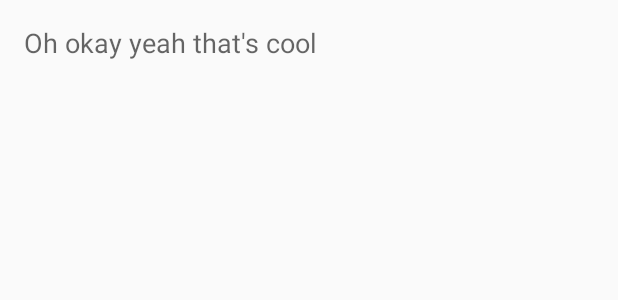
After one commit to rossch/GV-maps, an Android app: the layout fragment_slide_activity.xml on its own in the app's theme, with its tools: preview values and no code run, on a phone screen of 412 x 824 dp. The commit adds this screen. Shown: the top 300 px of the screen. Run offline under Robolectric (Android 15) with nearby library versions, the phone set to English and light mode, and no system bars.

Commit message:
Initial slideshow commit.. needs testing on real device bc my computer can't handle the emulator I guess

```diff
--- a/app/build.gradle
+++ b/app/build.gradle
@@ -21,8 +21,9 @@ android {
 
 dependencies {
     compile fileTree(dir: 'libs', include: ['*.jar'])
-    compile 'com.android.support:appcompat-v7:23.0.1'
-    compile 'com.google.android.gms:play-services:7.8.0'
+    compile 'com.android.support:appcompat-v7:23.1.1'
+    compile 'com.google.android.gms:play-services:8.3.0'
     compile 'com.parse.bolts:bolts-android:1.+'
     compile 'com.parse:parse-android:1.+'
+    compile 'com.android.support:support-v4:23.1.1'
 }
--- a/app/src/main/java/com/example/rossch/gv_maps/MainActivity.java
+++ b/app/src/main/java/com/example/rossch/gv_maps/MainActivity.java
@@ -52,4 +52,9 @@ public class MainActivity extends AppCompatActivity {
         Intent intent = new Intent(this, NavMenu.class);
         startActivity(intent);
     }
+
+    public void goToSlide(View view) {
+        Intent intent = new Intent(this, SlideActivityFragment.class);
+        startActivity(intent);
+    }
 }
--- a/app/src/main/java/com/example/rossch/gv_maps/MapsActivity.java
+++ b/app/src/main/java/com/example/rossch/gv_maps/MapsActivity.java
@@ -18,6 +18,7 @@ import com.google.android.gms.maps.GoogleMap;
 import com.google.android.gms.maps.SupportMapFragment;
 import com.google.android.gms.maps.model.BitmapDescriptorFactory;
 import com.google.android.gms.maps.model.CameraPosition;
+import com.google.android.gms.maps.model.GroundOverlayOptions;
 import com.google.android.gms.maps.model.LatLng;
 import com.google.android.gms.maps.model.LatLngBounds;
 import com.google.android.gms.maps.model.MarkerOptions;
@@ -104,6 +105,7 @@ public class MapsActivity extends FragmentActivity {
     private void setUpMap() {
         // add GV campus marker
         LatLng gv_coords = new LatLng(42.963036, -85.891823);
+
         gvMap.addMarker(new MarkerOptions().position(gv_coords).title("GV"));
 
         // set Mackinaw building bounds
@@ -111,8 +113,10 @@ public class MapsActivity extends FragmentActivity {
         LatLng mack_sw = new LatLng(42.965859, -85.887925);
         mackinawBounds = new LatLngBounds(mack_sw, mack_ne);
 
+
+
         // create building sections
-        createBuildingSections();
+        //createBuildingSections();
 
         // add Mackinaw building section markers
         //addMackinacBuildingSectionMarkers();
--- /dev/null
+++ b/app/src/main/res/layout/activity_slideshow_nav.xml
@@ -0,0 +1,5 @@
+<android.support.v4.view.ViewPager
+    xmlns:android="http://schemas.android.com/apk/res/android"
+    android:id="@+id/pager"
+    android:layout_width="match_parent"
+    android:layout_height="match_parent" />
--- /dev/null
+++ b/app/src/main/res/layout/fragment_slide_activity.xml
@@ -0,0 +1,13 @@
+<!-- fragment_screen_slide_page.xml -->
+<ScrollView xmlns:android="http://schemas.android.com/apk/res/android"
+    android:id="@+id/content"
+    android:layout_width="match_parent"
+    android:layout_height="match_parent" >
+
+    <TextView style="?android:textAppearanceMedium"
+        android:padding="16dp"
+        android:lineSpacingMultiplier="1.2"
+        android:layout_width="match_parent"
+        android:layout_height="wrap_content"
+        android:text="Oh okay yeah that's cool" />
+</ScrollView>
--- a/app/src/main/res/values/strings.xml
+++ b/app/src/main/res/values/strings.xml
@@ -17,4 +17,7 @@
     <string name="action_example">Example action</string>
     <string name="title_activity_buildings">buildings</string>
     <string name="title_activity_rooms_list">RoomsList</string>
+
+    <!-- TODO: Remove or change this placeholder text -->
+    <string name="hello_blank_fragment">Hello blank fragment</string>
 </resources>
```
Also changed, not shown: app/src/main/AndroidManifest.xml (+8 -11 lines), app/src/main/java/com/example/rossch/gv_maps/SlideActivityFragment.java (added, +28 -0 lines), app/src/main/java/com/example/rossch/gv_maps/SlideshowNavActivity.java (added, +71 -0 lines), app/src/main/res/layout/activity_maps.xml (+10 -0 lines), 1 other file.
